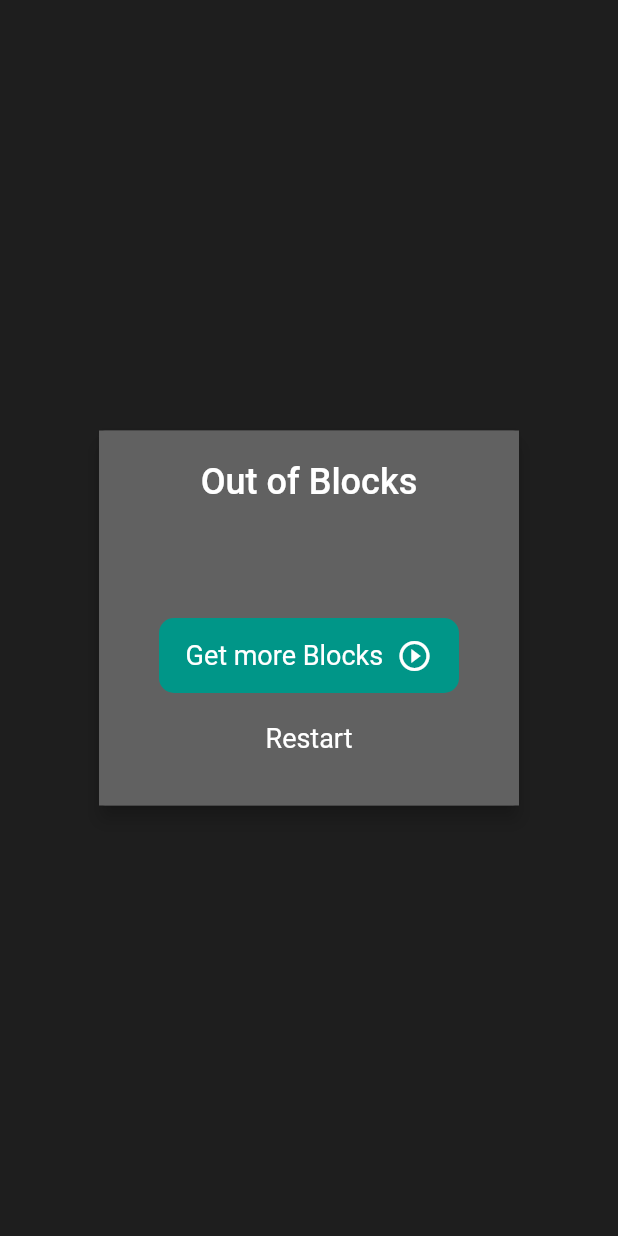
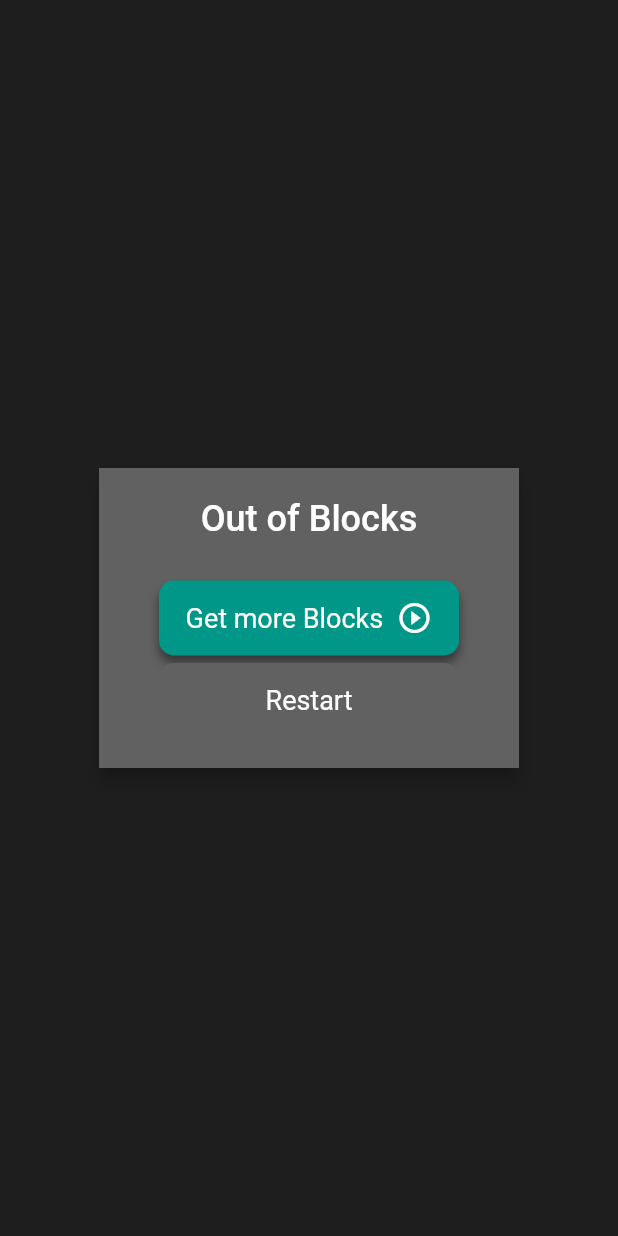
Before and after one commit to schmeff/block-drop, a Flutter app: the GameOverDialog widget shown alone on an empty page, opened directly, on a phone screen of 412 x 824 dp. Run offline on Flutter 3.47's test engine with Material 2 defaults, Android fonts, the phone set to English and light mode, and no system bars; our stand-ins replace percent_indicator, shared_preferences; accounts and stored records are empty.

Commit message:
BD-24 - Figure out how to change dialog size

```diff
--- a/lib/widgets/game_over_dialog.dart
+++ b/lib/widgets/game_over_dialog.dart
@@ -27,8 +27,8 @@ class _GameOverDialogState extends State<GameOverDialog> {
               elevation: 5.0,
               child: Container(
                 padding: const EdgeInsets.all(20.0),
-                height: 250,
-                width: 100,
+                height: 200,
+                width: 150,
                 decoration: BoxDecoration(
                   color: Theme.of(context).backgroundColor,
                 ),
@@ -61,6 +61,15 @@ class _GameOverDialogState extends State<GameOverDialog> {
                                 decoration: BoxDecoration(
                                   color: Theme.of(context).primaryColor,
                                   borderRadius: BorderRadius.circular(10.0),
+                                  boxShadow: [
+                                    BoxShadow(
+                                        color: Colors.black45,
+                                        offset: Offset(
+                                          0.0,
+                                          5.0,
+                                        ),
+                                        blurRadius: 5.0),
+                                  ],
                                 ),
                                 child: Row(
                                   mainAxisAlignment: MainAxisAlignment.center,
```
Also changed, not shown: lib/widgets/exit_level_dialog.dart (+11 -2 lines), lib/widgets/game_won_dialog.dart (+19 -1 lines).
